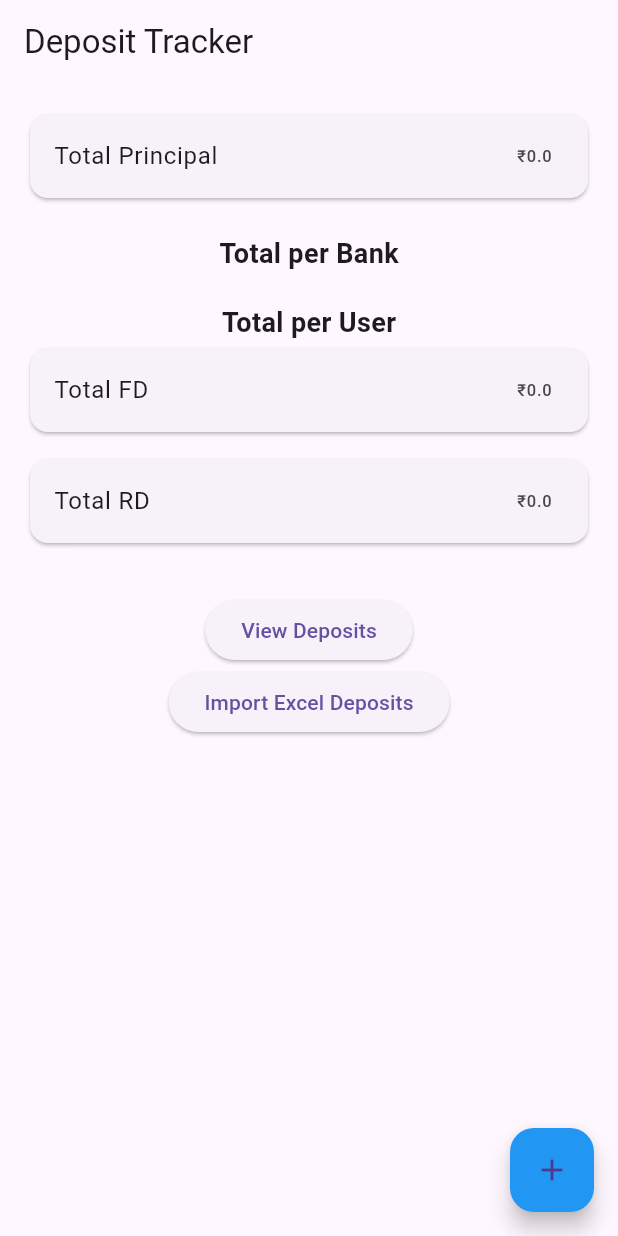
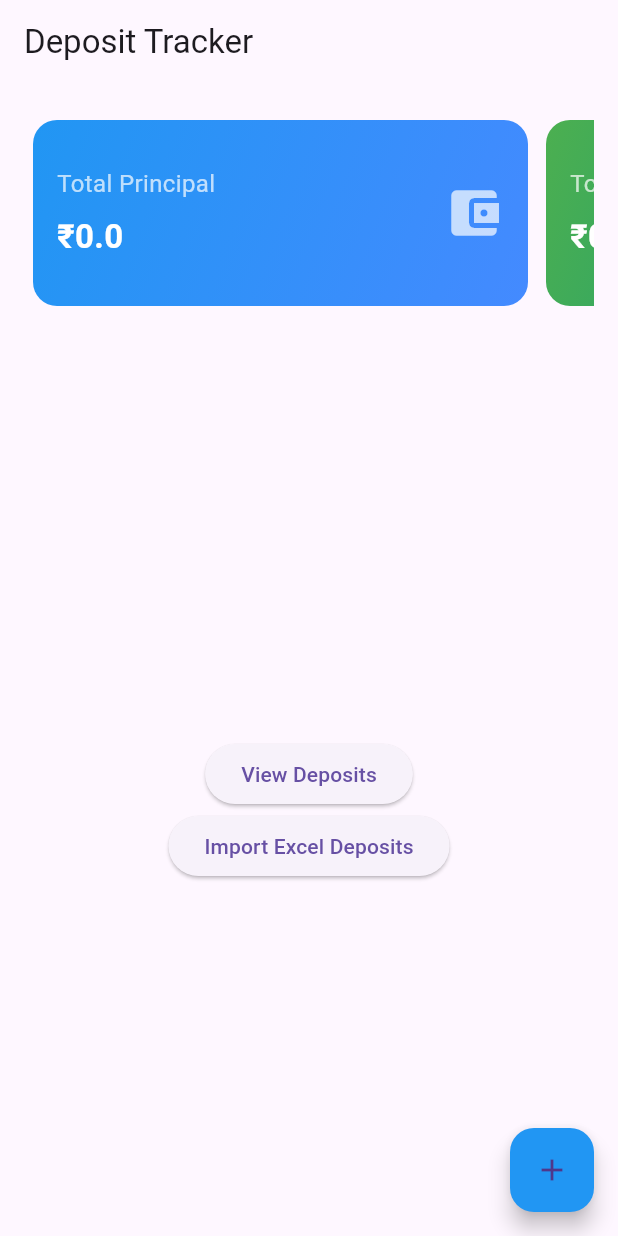
Before and after one commit to z2aallinone/deposit_app, a Flutter app: the screen it shows after launch, on a phone screen of 412 x 824 dp. Run offline on Flutter 3.47's test engine with Material 3 defaults, Android fonts, the phone set to English and light mode, and no system bars; our stand-ins replace file_picker, sqflite; missing offline and left inert: excel; accounts and stored records are empty.

Commit message:
Added sliding effect on home page

```diff
--- a/lib/main.dart
+++ b/lib/main.dart
@@ -57,6 +57,38 @@ class _HomeScreenState extends State<HomeScreen> {
 
   @override
   Widget build(BuildContext context) {
+    List<Widget> dashboardCards = [];
+    List<Widget> dashboardUserCards = [];
+
+    if (bankTotals.isNotEmpty) {
+      for (var bank in bankTotals) {
+        dashboardCards.add(
+          dashboardCard(
+            title: "Bank: ${bank['bankName']}",
+            amount: "₹${bank['total']}",
+            icon: Icons.account_balance,
+            gradient: [
+              const Color.fromARGB(255, 164, 76, 180),
+              const Color.fromARGB(255, 82, 51, 168),
+            ],
+          ),
+        );
+      }
+    }
+
+    if (userTotals.isNotEmpty) {
+      for (var user in userTotals) {
+        dashboardUserCards.add(
+          dashboardCard(
+            title: "User: ${user['depositor']}",
+            amount: "₹${user['total']}",
+            icon: Icons.person,
+            gradient: [Colors.indigo, Colors.indigoAccent],
+          ),
+        );
+      }
+    }
+
     return Scaffold(
       appBar: AppBar(title: const Text("Deposit Tracker")),
 
@@ -65,58 +97,55 @@ class _HomeScreenState extends State<HomeScreen> {
 
         child: Column(
           children: [
-            Card(
-              child: ListTile(
-                title: const Text("Total Principal"),
-                trailing: Text("₹$totalPrincipal"),
+            SizedBox(
+              height: 140,
+              child: PageView(
+                controller: PageController(viewportFraction: 0.9),
+                padEnds: false,
+                children: [
+                  dashboardCard(
+                    title: "Total Principal",
+                    amount: "₹$totalPrincipal",
+                    icon: Icons.account_balance_wallet,
+                    gradient: [Colors.blue, Colors.blueAccent],
+                  ),
+                  dashboardCard(
+                    title: "Total FD",
+                    amount: "₹$totalFD",
+                    icon: Icons.savings,
+                    gradient: [Colors.green, Colors.teal],
+                  ),
+                  dashboardCard(
+                    title: "Total RD",
+                    amount: "₹$totalRD",
+                    icon: Icons.trending_up,
+                    gradient: [Colors.orange, Colors.deepOrange],
+                  ),
+                ],
               ),
             ),
-
-            const SizedBox(height: 20),
-
-            const Text(
-              "Total per Bank",
-              style: TextStyle(fontSize: 18, fontWeight: FontWeight.bold),
-            ),
-
-            ...bankTotals.map((bank) {
-              return ListTile(
-                title: Text(bank['bankName']),
-                trailing: Text("₹${bank['total']}"),
-              );
-            }),
-
-            const SizedBox(height: 20),
-
-            const Text(
-              "Total per User",
-              style: TextStyle(fontSize: 18, fontWeight: FontWeight.bold),
-            ),
-
-            ...userTotals.map((user) {
-              return ListTile(
-                title: Text(user['depositor']),
-                trailing: Text("₹${user['total']}"),
-              );
-            }),
-
-            Card(
-              child: ListTile(
-                title: const Text("Total FD"),
-                trailing: Text("₹$totalFD"),
+            SizedBox(
+              height: 140,
+              child: PageView.builder(
+                controller: PageController(viewportFraction: 0.9),
+                padEnds: false,
+                itemCount: dashboardCards.length,
+                itemBuilder: (context, index) {
+                  return dashboardCards[index];
+                },
               ),
             ),
-
-            const SizedBox(height: 10),
-
-            Card(
-              child: ListTile(
-                title: const Text("Total RD"),
-                trailing: Text("₹$totalRD"),
+            SizedBox(
+              height: 140,
+              child: PageView.builder(
+                controller: PageController(viewportFraction: 0.9),
+                padEnds: false,
+                itemCount: dashboardUserCards.length,
+                itemBuilder: (context, index) {
+                  return dashboardUserCards[index];
+                },
               ),
             ),
-
-            const SizedBox(height: 30),
             ElevatedButton(
               onPressed: () {
                 Navigator.push(
@@ -153,3 +182,54 @@ class _HomeScreenState extends State<HomeScreen> {
     );
   }
 }
+
+Widget dashboardCard({
+  required String title,
+  required String amount,
+  required IconData icon,
+  required List<Color> gradient,
+}) {
+  return Container(
+    // width: 150,
+    margin: const EdgeInsets.symmetric(horizontal: 6, vertical: 8),
+    decoration: BoxDecoration(
+      borderRadius: BorderRadius.circular(16),
+      gradient: LinearGradient(
+        colors: gradient,
+        begin: Alignment.topLeft,
+        end: Alignment.bottomRight,
+      ),
+    ),
+    child: Padding(
+      padding: const EdgeInsets.all(16),
+      child: Row(
+        mainAxisAlignment: MainAxisAlignment.spaceBetween,
+        children: [
+          Column(
+            crossAxisAlignment: CrossAxisAlignment.start,
+            mainAxisAlignment: MainAxisAlignment.center,
+            children: [
+              Text(
+                title,
+                style: const TextStyle(color: Colors.white70, fontSize: 16),
+              ),
+
+              const SizedBox(height: 8),
+
+              Text(
+                amount,
+                style: const TextStyle(
+                  color: Colors.white,
+                  fontSize: 22,
+                  fontWeight: FontWeight.bold,
+                ),
+              ),
+            ],
+          ),
+
+          Icon(icon, size: 40, color: Colors.white70),
+        ],
+      ),
+    ),
+  );
+}
```
